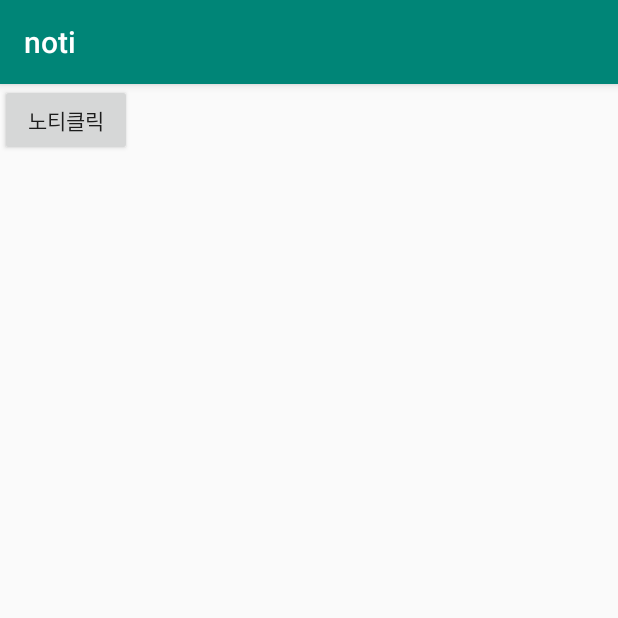
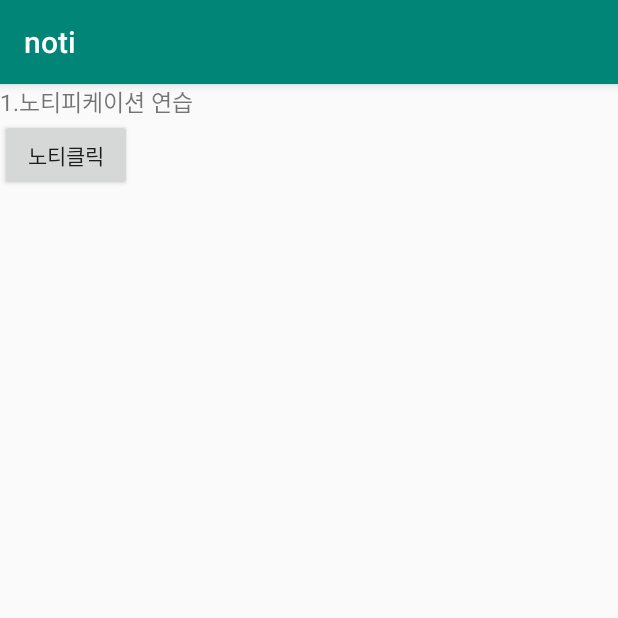
Before and after one commit to lhc8607git/notipractice, an Android app: the screen it shows after launch (MainActivity), on a phone screen of 412 x 824 dp, the top half of it. Run offline under Robolectric (Android 15) with nearby library versions, the phone set to English and light mode, and no system bars.

Commit message:
5.코드 정리

```diff
--- a/app/src/main/java/com/example/noti/MainActivity.java
+++ b/app/src/main/java/com/example/noti/notification1/MainActivity.java
@@ -1,12 +1,10 @@
-package com.example.noti;
+package com.example.noti.notification1;
 
 
-import android.Manifest;
 import android.app.NotificationChannel;
 import android.app.NotificationManager;
 import android.app.PendingIntent;
 import android.content.Intent;
-import android.content.IntentFilter;
 import android.graphics.Bitmap;
 import android.graphics.BitmapFactory;
 import android.os.Build;
@@ -16,6 +14,8 @@ import android.support.v7.app.AppCompatActivity;
 import android.os.Bundle;
 import android.view.View;
 import android.widget.Button;
+
+import com.example.noti.R;
 
 import static android.app.Notification.EXTRA_NOTIFICATION_ID;
 
@@ -29,6 +29,14 @@ public class MainActivity extends AppCompatActivity {
         super.onCreate(savedInstanceState);
         setContentView(R.layout.activity_main);
 
+        // 1.노티피케이션 연습
+        notipractice();
+
+
+
+    }
+
+    private void notipractice(){
         createNotificationChannel();
 
         btn1 = findViewById(R.id.btn1);
@@ -83,11 +91,6 @@ public class MainActivity extends AppCompatActivity {
                 notificationManager.notify(0, builder.build()); // 0 줌
             }
         });
-
-
-
-
-
     }
 
     // 채널 만들기
@@ -104,4 +107,5 @@ public class MainActivity extends AppCompatActivity {
             notificationManager.createNotificationChannel(channel);
         }
     }
+
 }
--- a/app/src/main/java/com/example/noti/MyBroadcastReceiver.java
+++ b/app/src/main/java/com/example/noti/notification1/MyBroadcastReceiver.java
@@ -1,4 +1,4 @@
-package com.example.noti;
+package com.example.noti.notification1;
 
 import android.content.BroadcastReceiver;
 import android.content.Context;
--- a/app/src/main/java/com/example/noti/Two.java
+++ b/app/src/main/java/com/example/noti/notification1/Two.java
@@ -1,8 +1,10 @@
-package com.example.noti;
+package com.example.noti.notification1;
 
 import android.os.Bundle;
 import android.support.annotation.Nullable;
 import android.support.v7.app.AppCompatActivity;
+
+import com.example.noti.R;
 
 public class Two extends AppCompatActivity {
 
--- a/app/src/main/res/layout/activity_main.xml
+++ b/app/src/main/res/layout/activity_main.xml
@@ -5,8 +5,13 @@
     android:layout_width="match_parent"
     android:layout_height="match_parent"
     android:orientation="vertical"
-    tools:context=".MainActivity">
+    tools:context=".notification1.MainActivity">
 
+    <TextView
+        android:textSize="15dp"
+        android:text="1.노티피케이션 연습"
+        android:layout_width="wrap_content"
+        android:layout_height="wrap_content" />
     <Button
         android:text="노티클릭"
         android:id="@+id/btn1"
```
Also changed, not shown: app/src/main/AndroidManifest.xml (+7 -3 lines), app/src/main/res/layout/two.xml (+6 -4 lines).
